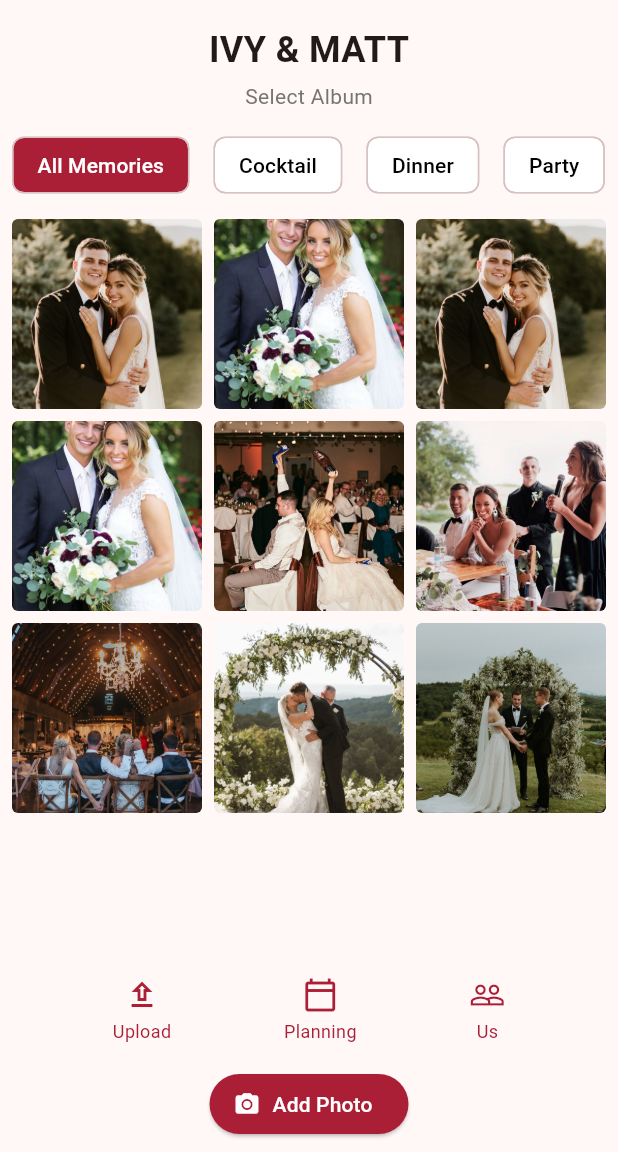
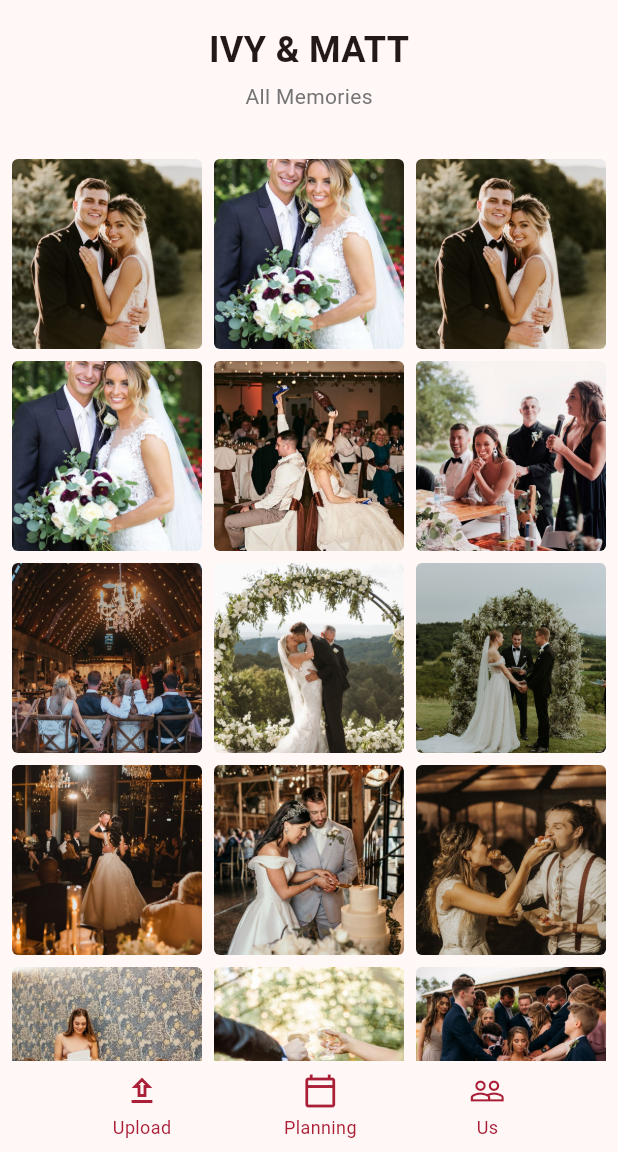
Before and after one commit to windysabolbora/weddingmobile_app, a Flutter app: the MemoriesPage screen opened by its route, on a phone screen of 412 x 824 dp, the part 84-1236 px from its top. Run offline on Flutter 3.47's test engine with Material 3 defaults, Android fonts, the light colour scheme and no system bars; our stand-ins replace image_picker; Roboto replaces fonts that are missing (Moldyen).

```diff
--- a/lib/memories_page.dart
+++ b/lib/memories_page.dart
@@ -15,11 +15,6 @@ class MemoriesPage extends StatefulWidget {
 class _MemoriesPageState extends State<MemoriesPage> {
   final List<String> albumTitles = [
     "All Memories",
-    "Cocktail",
-    "Dinner",
-    "Party",
-    "Venue",
-    "Preparation"
   ];
 
   final Map<String, List<String>> albumImages = {
@@ -33,37 +28,20 @@ class _MemoriesPageState extends State<MemoriesPage> {
       'assets/venue1.jpg',
       'assets/venue2.jpg',
       'assets/venue3.jpg',
-    ],
-    "Cocktail": [
-      'assets/wedcouple5.jpg',
-      'assets/wedcouple6.jpg',
-    ],
-    "Dinner": [
       'assets/dinner1.jpg',
       'assets/dinner2.jpg',
       'assets/dinner3.jpg',
-      'assets/dinner4.jpg',
-      'assets/dinner5.jpg',
       'assets/dinner6.jpg',
       'assets/dinner7.jpg',
-    ],
-    "Party": [
       'assets/party1.jpg',
       'assets/party2.jpg',
       'assets/party3.jpg',
       'assets/party4.jpg',
       'assets/party5.jpg',
-    ],
-    "Venue": [
-      'assets/venue1.jpg',
-      'assets/venue2.jpg',
-      'assets/venue3.jpg',
       'assets/venue4.jpg',
       'assets/venue5.jpg',
       'assets/venue6.jpg',
       'assets/venue7.jpg',
-    ],
-    "Preparation": [
       'assets/prepare1.jpg',
       'assets/prepare2.jpg',
       'assets/prepare3.jpg',
@@ -102,8 +80,7 @@ class _MemoriesPageState extends State<MemoriesPage> {
         leading: IconButton(
           icon: const Icon(Icons.arrow_back, color: Colors.white),
           onPressed: () {
-            Navigator.pop(
-                context); // This will navigate back to the previous screen
+            Navigator.pop(context); // Navigate back
           },
         ),
         actions: [
@@ -136,43 +113,13 @@ class _MemoriesPageState extends State<MemoriesPage> {
                 ),
                 const SizedBox(height: 4),
                 Text(
-                  'Select Album',
+                  'All Memories',
                   style: TextStyle(
                     fontSize: 14,
                     color: Colors.grey[600],
                   ),
                 ),
                 const SizedBox(height: 16),
-                SizedBox(
-                  height: 40,
-                  child: ListView.builder(
-                    scrollDirection: Axis.horizontal,
-                    itemCount: albumTitles.length,
-                    itemBuilder: (context, index) {
-                      return GestureDetector(
-                        onTap: () {
-                          setState(() {
-                            selectedAlbum = albumTitles[index];
-                          });
-                        },
-                        child: Padding(
-                          padding: const EdgeInsets.symmetric(horizontal: 8.0),
-                          child: Chip(
-                            label: Text(albumTitles[index]),
-                            backgroundColor: selectedAlbum == albumTitles[index]
-                                ? const Color(0xFFAA1E36)
-                                : Colors.white,
-                            labelStyle: TextStyle(
-                              color: selectedAlbum == albumTitles[index]
-                                  ? Colors.white
-                                  : Colors.black,
-                            ),
-                          ),
-                        ),
-                      );
-                    },
-                  ),
-                ),
               ],
             ),
           ),
@@ -237,19 +184,6 @@ class _MemoriesPageState extends State<MemoriesPage> {
               ],
             ),
           ),
-          // Upload button for picking images
-          Padding(
-            padding: const EdgeInsets.symmetric(vertical: 8.0),
-            child: ElevatedButton.icon(
-              onPressed: _pickImage,
-              icon: const Icon(Icons.photo_camera),
-              label: const Text('Add Photo'),
-              style: ElevatedButton.styleFrom(
-                backgroundColor: const Color(0xFFAA1E36),
-                foregroundColor: Colors.white,
-              ),
-            ),
-          ),
         ],
       ),
     );
--- a/pubspec.yaml
+++ b/pubspec.yaml
@@ -44,6 +44,7 @@ dev_dependencies:
   # package. See that file for information about deactivating specific lint
   # rules and activating additional ones.
   flutter_lints: ^4.0.0
+  graphql_flutter: ^5.1.2
 
 # For information on the generic Dart part of this file, see the
 # following page: https://dart.dev/tools/pub/pubspec
```
Also changed, not shown: lib/home_page.dart (+68 -14 lines), lib/stories_page.dart (+50 -44 lines), pubspec.lock, 3 other files.
